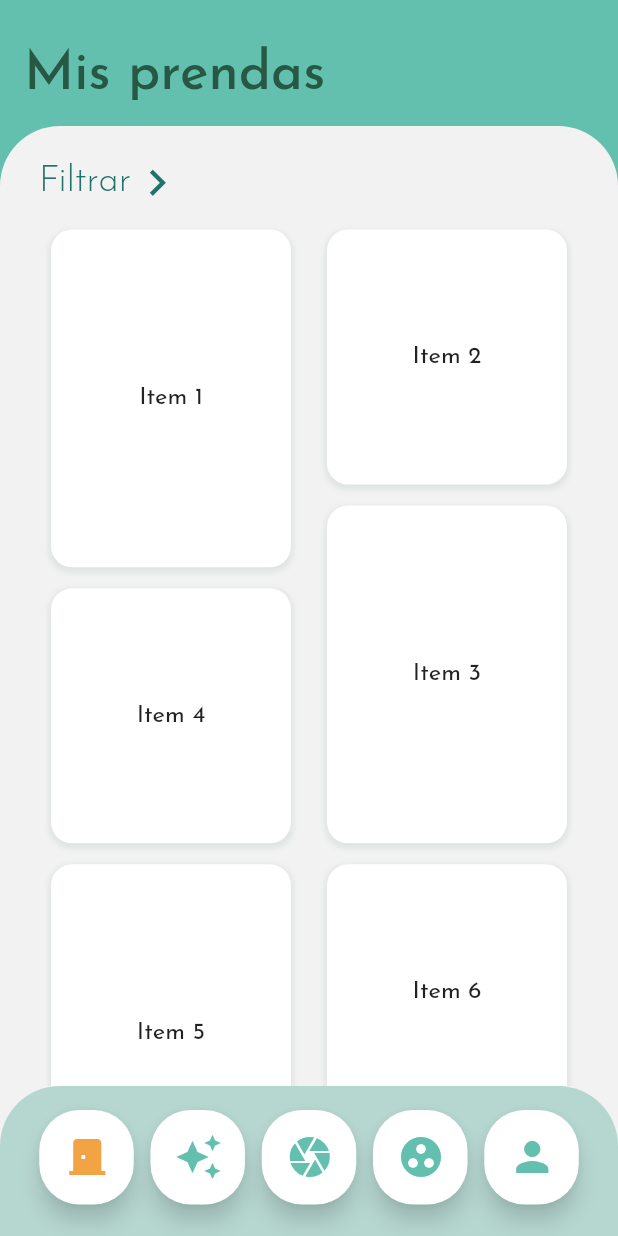
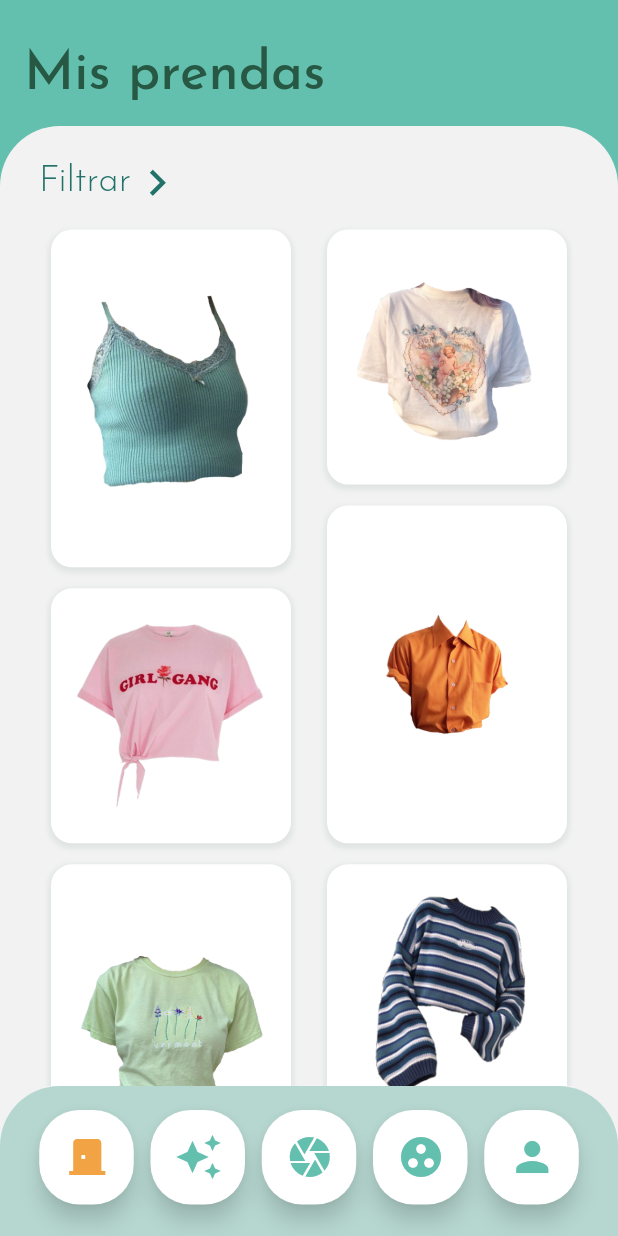
Before and after one commit to HenryCaicedo/Rackity, a Flutter app: the screen it shows after launch, after a tap on "Log in", on a phone screen of 412 x 824 dp. Run offline on Flutter 3.47's test engine with Material 2 defaults, Android fonts, the phone set to English and light mode, and no system bars; our stand-ins replace sqflite; accounts and stored records are empty.

Commit message:
Ya se muestran imágenes en las tarjetas

```diff
--- /dev/null
+++ b/lib/lists/clothes_list.dart
@@ -0,0 +1,35 @@
+import 'package:flutter/material.dart';
+
+class Garment {
+  final int id;
+  final ImageProvider<Object> image;
+
+  Garment({required this.id, required this.image});
+}
+
+List<Garment> clothes = [
+  Garment(
+    id: 1,
+    image: AssetImage('assets/clothes/garment1.png'),
+  ),
+  Garment(
+    id: 2,
+    image: AssetImage('assets/clothes/garment2.png'),
+  ),
+  Garment(
+    id: 3,
+    image: AssetImage('assets/clothes/garment3.png'),
+  ),
+  Garment(
+    id: 4,
+    image: AssetImage('assets/clothes/garment4.png'),
+  ),
+  Garment(
+    id: 5,
+    image: AssetImage('assets/clothes/garment5.png'),
+  ),
+  Garment(
+    id: 6,
+    image: AssetImage('assets/clothes/garment6.png'),
+  ),
+];
--- /dev/null
+++ b/lib/screens/garment_screen.dart
@@ -0,0 +1,22 @@
+import 'package:flutter/material.dart';
+import '../lists/clothes_list.dart';
+
+class GarmentScreen extends StatelessWidget {
+  final Garment garment;
+
+  GarmentScreen({required this.garment});
+
+  @override
+  Widget build(BuildContext context) {
+    return Scaffold(
+      appBar: AppBar(
+        title: Text('Garment Screen'),
+      ),
+      body: Center(
+        child: Image(
+          image: garment.image,
+        ),
+      ),
+    );
+  }
+}
--- a/lib/screens/login_screen.dart
+++ b/lib/screens/login_screen.dart
@@ -1,5 +1,10 @@
 import 'package:flutter/material.dart';
 import '../colors.dart';
+import '../widgets/custom_textfield_widget.dart';
+
+double boxWidth = 290.0;
+double borderRadius = 50.0;
+double boxHeight = 48.0; // Define the box height here
 
 class LoginScreen extends StatelessWidget {
   const LoginScreen({Key? key}) : super(key: key);
@@ -8,9 +13,6 @@ class LoginScreen extends StatelessWidget {
   Widget build(BuildContext context) {
     double screenHeight = MediaQuery.of(context).size.height;
     double cardHeight = screenHeight * 0.6;
-    double boxWidth = 290.0;
-    double borderRadius = 50.0;
-    double boxHeight = 48.0; // Define the box height here
 
     return Scaffold(
         body: SafeArea(
@@ -59,7 +61,7 @@ class LoginScreen extends StatelessWidget {
                     alignment: Alignment.centerLeft,
                     padding: EdgeInsets.only(left: 16.0),
                     child: Text(
-                      'Bienvenido',
+                      'Welcome',
                       style: TextStyle(
                         color: Color(0xFF61857C),
                         fontFamily: 'JosefinSans',
@@ -69,64 +71,9 @@ class LoginScreen extends StatelessWidget {
                     ),
                   ),
                   const SizedBox(height: 40.0),
-                  Container(
-                    decoration: BoxDecoration(
-                      borderRadius: BorderRadius.circular(borderRadius),
-                      color: textFieldColor,
-                      boxShadow: [
-                        BoxShadow(
-                          color: Colors.grey.withOpacity(0.5),
-                          spreadRadius: 2,
-                          blurRadius: 5,
-                          offset: Offset(0, 3), // changes position of shadow
-                        ),
-                      ],
-                    ),
-                    width: boxWidth,
-                    height: boxHeight, // Use the box height here
-                    child: const TextField(
-                      decoration: InputDecoration(
-                        hintText: 'username',
-                        hintStyle: TextStyle(
-                          color: textColor,
-                          fontWeight: FontWeight.w500,
-                        ),
-                        border: InputBorder.none,
-                        contentPadding: EdgeInsets.symmetric(
-                            horizontal: 16.0, vertical: 14.0),
-                      ),
-                    ),
-                  ),
-                  const SizedBox(height: 16.0),
-                  Container(
-                    decoration: BoxDecoration(
-                      borderRadius: BorderRadius.circular(borderRadius),
-                      color: textFieldColor,
-                      boxShadow: [
-                        BoxShadow(
-                          color: Colors.grey.withOpacity(0.5),
-                          spreadRadius: 2,
-                          blurRadius: 5,
-                          offset: Offset(0, 3), // changes position of shadow
-                        ),
-                      ],
-                    ),
-                    width: boxWidth,
-                    height: boxHeight, // Use the box height here
-                    child: const TextField(
-                      obscureText: true,
-                      decoration: InputDecoration(
-                        hintText: 'password',
-                        hintStyle: TextStyle(
-                          color: textColor,
-                          fontWeight: FontWeight.w500,
-                        ),
-                        border: InputBorder.none,
-                        contentPadding: EdgeInsets.symmetric(
-                            horizontal: 16.0, vertical: 14.0),
-                      ),
-                    ),
-                  ),
+                  CustomTextField(hintText: 'username'),
+                  SizedBox(height: 16.0),
+                  CustomTextField(hintText: 'password', obscureText: true),
                   Row(
                     mainAxisAlignment: MainAxisAlignment.end,
                     children: [
--- a/lib/widgets/clothes_list_widget.dart
+++ b/lib/widgets/clothes_list_widget.dart
@@ -1,21 +1,10 @@
 import 'package:flutter/material.dart';
 import 'package:flutter_staggered_grid_view/flutter_staggered_grid_view.dart';
 import 'image_card_widget.dart';
+import '../lists/clothes_list.dart';
+import '../screens/garment_screen.dart';
 
 class ClothesListWidget extends StatelessWidget {
-  final List<String> items = [
-    'Item 1',
-    'Item 2',
-    'Item 3',
-    'Item 4',
-    'Item 5',
-    'Item 6',
-    'Item 7',
-    'Item 8',
-    'Item 9',
-    'Item 10',
-  ];
-
   @override
   Widget build(BuildContext context) {
     return Expanded(
@@ -25,31 +14,48 @@ class ClothesListWidget extends StatelessWidget {
           padding: EdgeInsets.fromLTRB(30.0, 0.0, 30.0, 0.0),
           child: StaggeredGridView.countBuilder(
             crossAxisCount: 2,
-            itemCount: items.length,
+            itemCount: clothes.length,
             staggeredTileBuilder: (int index) =>
                 StaggeredTile.count(1, index.isEven ? 1.3 : 1),
             mainAxisSpacing: 6,
             crossAxisSpacing: 16,
             itemBuilder: (BuildContext context, int index) {
-              //The shadows of these containers are clipped
-              return Container(
+              Garment garment = clothes[index];
+              return GestureDetector(
+                onTap: () {
+                  Navigator.push(
+                    context,
+                    MaterialPageRoute(
+                      builder: (context) => GarmentScreen(garment: garment),
+                    ),
+                  );
+                },
+                child: Container(
                   margin: EdgeInsets.all(4),
                   decoration: BoxDecoration(
                     borderRadius: BorderRadius.circular(14),
                     color: Colors.white,
                     boxShadow: [
                       BoxShadow(
-                      color: Color.fromRGBO(39, 88, 76, 0.85).withOpacity(0.1),
+                        color:
+                            Color.fromRGBO(39, 88, 76, 0.85).withOpacity(0.1),
                         spreadRadius: 1,
                         blurRadius: 3,
                         offset: Offset(0, 2),
                       ),
                     ],
                   ),
-                child: Center(
-                  child: Text(
-                    items[index],
-                    style: TextStyle(fontSize: 16.0),
+                  child: Column(
+                    mainAxisAlignment: MainAxisAlignment.center,
+                    children: [
+                      Padding(
+                        padding: EdgeInsets.all(15),
+                        child: Image(
+                          image: garment.image,
+                          fit: BoxFit.cover,
+                        ),
+                      )
+                    ],
                   ),
                 ),
               );
--- a/pubspec.yaml
+++ b/pubspec.yaml
@@ -89,6 +89,7 @@ flutter:
   # To add assets to your application, add an assets section, like this:
   assets:
   - assets/rackity_logo.png
+  - assets/clothes/
 
 
   # An image asset can refer to one or more resolution-specific "variants", see
```
Also changed, not shown: assets/clothes/garment1.png (added), assets/clothes/garment2.png (added), assets/clothes/garment3.png (added), assets/clothes/garment4.png (added), assets/clothes/garment5.png (added), assets/clothes/garment6.png (added), lib/widgets/custom_textfield_widget.dart (added), 1 other file. Lines whose indentation alone changed are shown as unchanged.
